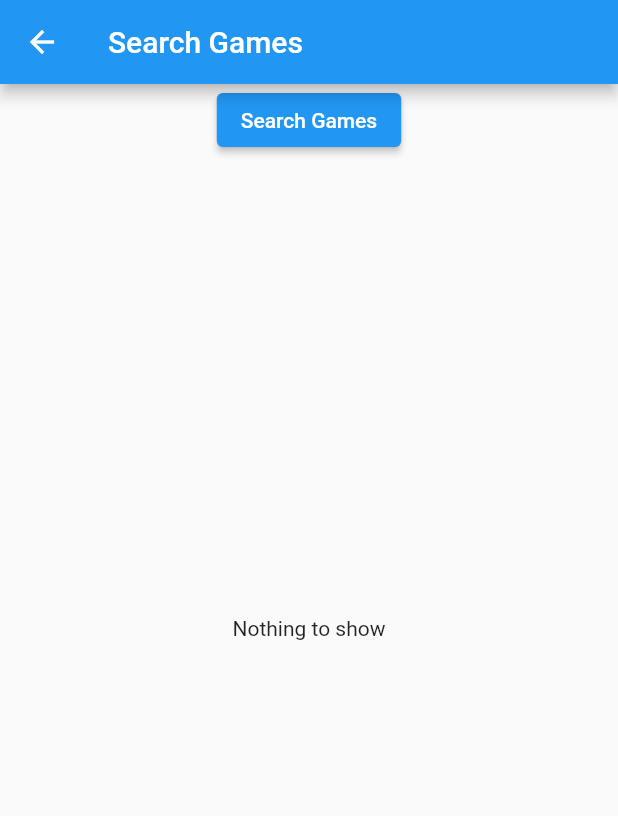
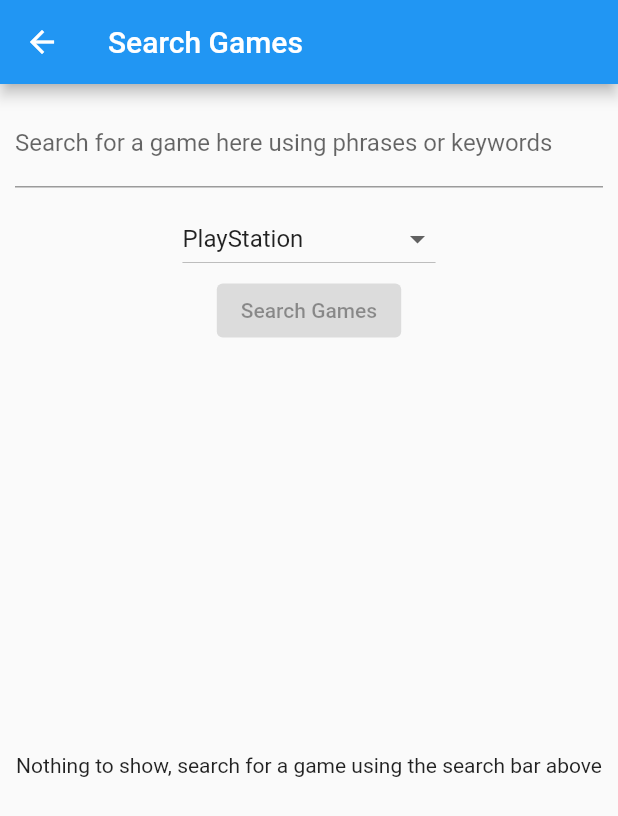
Before and after one commit to DipeshMohanty1098/game-collector-client, a Flutter app: the SearchScreen screen opened directly, on a phone screen of 412 x 824 dp. Shown: the top 816 px of the screen. Run offline on Flutter 3.47's test engine with Material 2 defaults, Android fonts, the phone set to English and light mode, and no system bars; our stand-ins replace firebase_auth, firebase_core, flutter_spinkit, google_sign_in, shared_preferences; accounts and stored records are empty.

Commit message:
added test search field and console dropdown

```diff
--- a/lib/screens/SearchScreen.dart
+++ b/lib/screens/SearchScreen.dart
@@ -1,9 +1,9 @@
 import 'package:firebase_auth/firebase_auth.dart';
 import 'package:flutter/material.dart';
 import 'package:game_collector/models/games.dart';
+import 'package:game_collector/models/tags.dart';
 import 'package:game_collector/screens/shared/loading.dart';
 import 'package:provider/provider.dart';
-import 'package:shared_preferences/shared_preferences.dart';
 import 'package:game_collector/services/mongoDBservice.dart';
 import 'package:game_collector/screens/shared/GameTile.dart';
 import 'dart:developer';
@@ -19,6 +19,45 @@ class _SearchScreenState extends State<SearchScreen> {
   MongodbService dbService;
   bool loading = false;
   List<dynamic> games = [];
+  String searchQuery = "";
+  int pageNumber = 0;
+  bool noMoreResults = false;
+  String consoleValue = "PlayStation";
+  List<String> consoles = [
+    "PlayStation",
+    "PlayStation 2",
+    "PlayStation 3",
+    "PlayStation 4",
+    "PlayStation 5",
+    "PlayStation Vita",
+    "PlayStation Portable"
+  ];
+  final controller = TextEditingController();
+
+  void changeText(String searchQuery) {
+    setState(() {
+      this.searchQuery = searchQuery;
+    });
+  }
+
+  void loadMoreResults(MongodbService dbservice) async {
+    setState(() {
+      pageNumber += 1;
+    });
+    List<dynamic> results =
+        await dbService.getgameResults(searchQuery, "ps3", pageNumber);
+    if (results.isEmpty) {
+      setState(() {
+        noMoreResults = true;
+      });
+    } else {
+      List<dynamic> newResults = [...games, ...results];
+      setState(() {
+        games = newResults;
+      });
+      log("AFTER ADDING: ${games.toString()}");
+    }
+  }
 
   @override
   Widget build(BuildContext context) {
@@ -28,15 +67,42 @@ class _SearchScreenState extends State<SearchScreen> {
       appBar: AppBar(title: const Text("Search Games")),
       body: Center(
         child: Column(children: [
+          Container(
+            padding: const EdgeInsets.all(10),
+            child: TextField(
+              onChanged: changeText,
+              decoration: const InputDecoration(
+                  labelText:
+                      'Search for a game here using phrases or keywords'),
+            ),
+          ),
+          DropdownButton(
+              value: consoleValue,
+              hint: const Text('Choose the console'),
+              items: consoles.map((String console) {
+                return DropdownMenuItem(
+                  value: console,
+                  child: Text(console),
+                );
+              }).toList(),
+              onChanged: (String newValue) {
+                setState(() {
+                  consoleValue = newValue;
+                });
+              }),
           ElevatedButton(
-              onPressed: () async {
+              onPressed: searchQuery == ""
+                  ? null
+                  : () async {
                       await firebaseUser.getIdToken().then((token) async {
                         dbService = MongodbService(token: token);
                         setState(() {
                           loading = true;
+                          noMoreResults = false;
+                          pageNumber = 0;
                         });
-                  List<dynamic> games =
-                      await dbService.getgameResults("assassin", "ps3", 0);
+                        List<dynamic> games = await dbService.getgameResults(
+                            searchQuery, tags[consoleValue], 0);
                         log(games.toString());
                         setState(() {
                           this.games = games;
@@ -50,7 +116,13 @@ class _SearchScreenState extends State<SearchScreen> {
             child: loading
                 ? const Loading(text: "")
                 : games.isEmpty
-                    ? const Center(child: Text("Nothing to show"))
+                    ? Container(
+                        padding: const EdgeInsets.all(10),
+                        child: const Center(
+                            child: Text(
+                          "Nothing to show, search for a game using the search bar above",
+                          textAlign: TextAlign.center,
+                        )))
                     : games[0] is Games
                         ? ListView.builder(
                             itemCount: games.length,
@@ -68,13 +140,18 @@ class _SearchScreenState extends State<SearchScreen> {
                             style: const TextStyle(color: Colors.red),
                           )),
           ),
+          const SizedBox(height: 10),
           Container(
-              padding: const EdgeInsetsDirectional.only(bottom: 100),
-              child: games.isEmpty || games[0] is! Games
+              padding: const EdgeInsetsDirectional.only(bottom: 35),
+              child: noMoreResults == false
+                  ? games.isEmpty || games[0] is! Games
                       ? Container()
                       : TextButton(
-                      onPressed: () {},
-                      child: const Text('Load more results..')))
+                          onPressed: () {
+                            loadMoreResults(dbService);
+                          },
+                          child: const Text('Load more results..'))
+                  : const Text("No more results to show"))
         ]),
       ),
     );
--- a/todos.txt
+++ b/todos.txt
@@ -1,5 +1,5 @@
-[] - text search box
-[] - load more functionality (pagination)
+[x] - text search box
+[x] - load more functionality (pagination)
 [] - adding games to collection
     [] - add game to collection
     [] - check if game is already in collection
```
Lines whose indentation alone changed are shown as unchanged.
